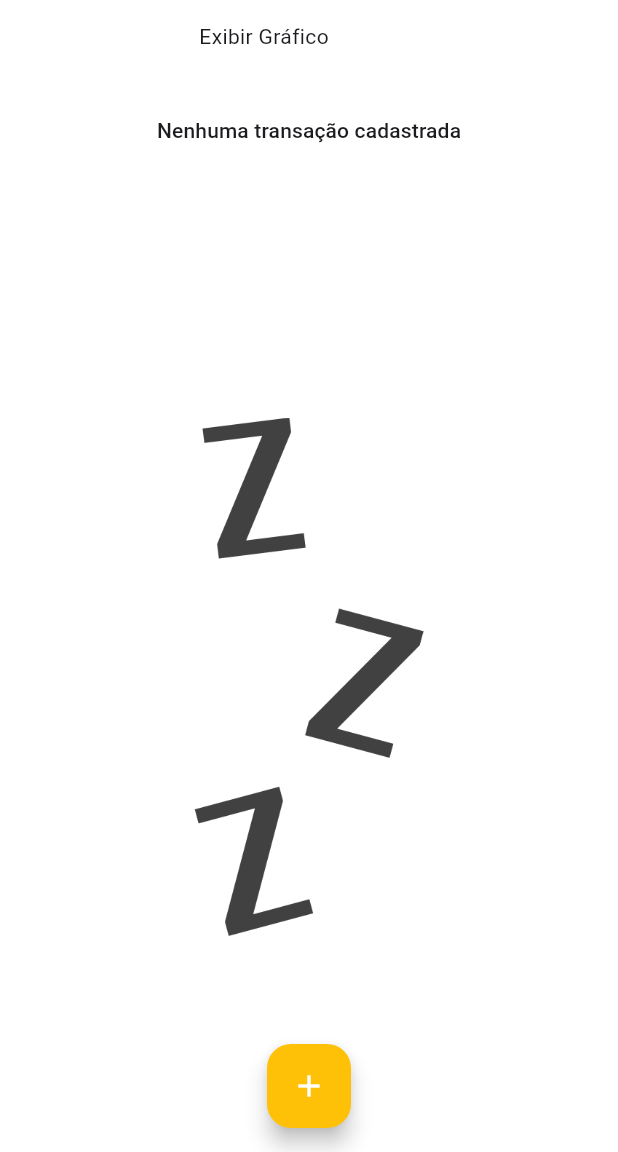
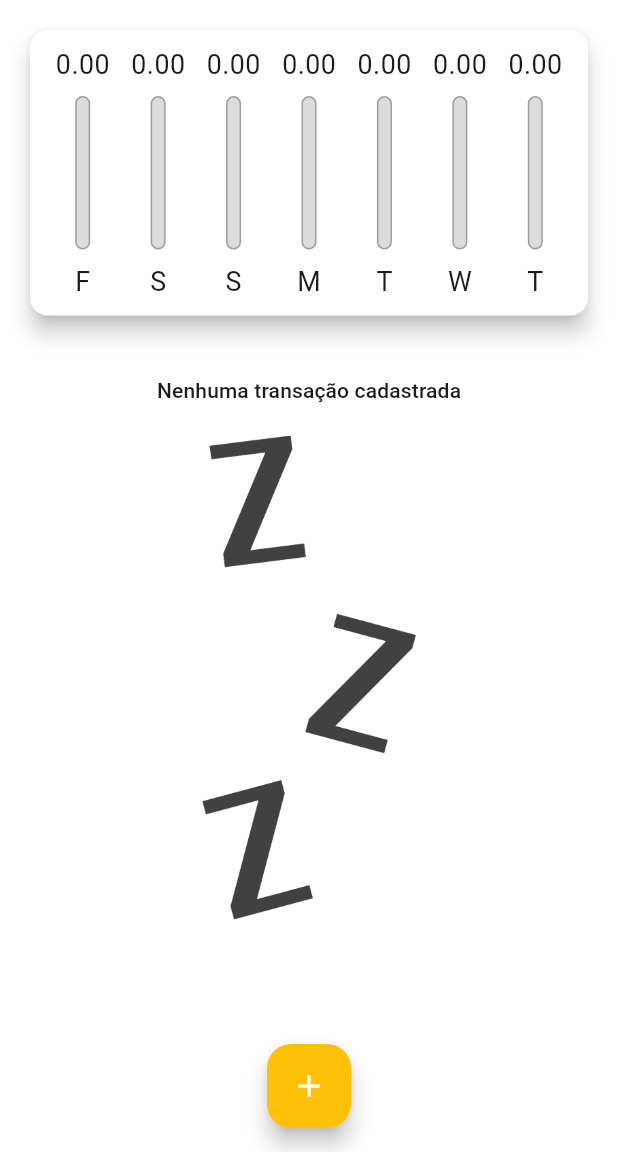
Before and after one commit to alexandreccarmo/despesas_pessoais_flutter, a Flutter app: the screen it shows after launch, on a phone screen of 412 x 824 dp, the part 84-1236 px from its top. Run offline on Flutter 3.47's test engine with Material 3 defaults, Android fonts, the light colour scheme and no system bars; missing offline and left inert: dart:ffi.

Commit message:
ajustado o modo paisegens e icone para trocar entre grafico e linha

```diff
--- a/expenses_flutter/lib/components/transaction_list.dart
+++ b/expenses_flutter/lib/components/transaction_list.dart
@@ -16,15 +16,12 @@
       builder: (ctx,constraints){
         return Column(
           children: [
-            SizedBox(height: constraints.maxHeight * 0.05),
-            Container(
-              height: constraints.maxHeight * 0.3,
-              child: Text(
-                'Nenhuma transação cadastrada',
-                style: Theme.of(context).textTheme.titleSmall,
-              ),
+            SizedBox(height: 20),
+            Text(
+              'Nenhuma transação cadastrada',
+              style: Theme.of(context).textTheme.titleSmall,
             ),
-            SizedBox(height: constraints.maxHeight * 0.05),
+            SizedBox(height: 20),
             Container(
               height: constraints.maxHeight * 0.6,
               child: Image.asset(
--- a/expenses_flutter/lib/main.dart
+++ b/expenses_flutter/lib/main.dart
@@ -100,6 +100,9 @@
 
   @override
   Widget build(BuildContext context) {
+
+    bool isLandScape = MediaQuery.of(context).orientation == Orientation.landscape;
+
     final appBar = AppBar(
       title: const Text(
         'Despesas Pessoais',
@@ -108,6 +111,15 @@
         IconButton(
           icon: const Icon(Icons.add),
           onPressed: () => _openTransactionFormModal(context),
+        ),
+        if(isLandScape)
+        IconButton(
+          icon: Icon(_showChart ? Icons.list : Icons.show_chart),
+          onPressed: () {
+            setState(() {
+              _showChart = !_showChart;
+            });
+          },
         ),
       ],
     );
@@ -120,30 +132,15 @@
         child: Column(
           crossAxisAlignment: CrossAxisAlignment.stretch,
           children: [
-            Row(
-              mainAxisAlignment: MainAxisAlignment.center,
-              children: [
-                Text(
-                  'Exibir Gráfico',
-                ),
-                Switch(
-                    value: _showChart,
-                    onChanged: (value) {
-                      setState(() {
-                        _showChart = value;
-                      });
-                }),
-              ],
-            ),
-            if(_showChart)
+            if(_showChart || !isLandScape)
               Container(
               child: Chart(_recentTransanctions),
-              height: avalibleHeight * 0.25,
+              height: avalibleHeight * (isLandScape ? 0.7 : 0.3),
             ),
-            if(!_showChart)
+            if(!_showChart || !isLandScape)
               Container(
               child: TransactionList(_transactions, _removeTransaction),
-              height: avalibleHeight * 0.75,
+              height: avalibleHeight * 0.70,
             ),
           ],
         ),
```
